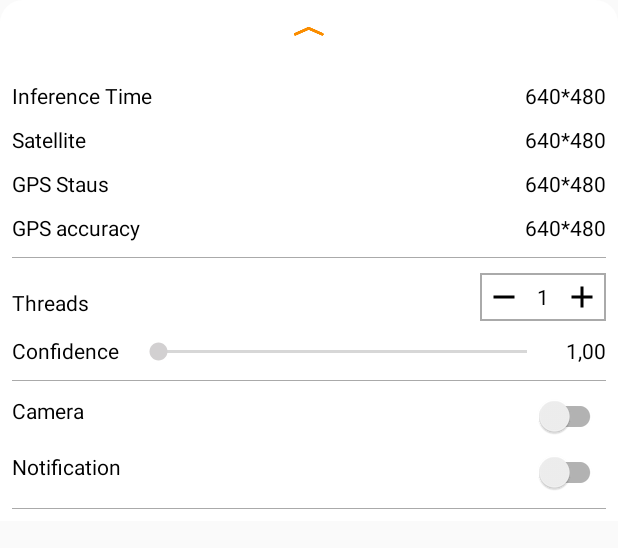
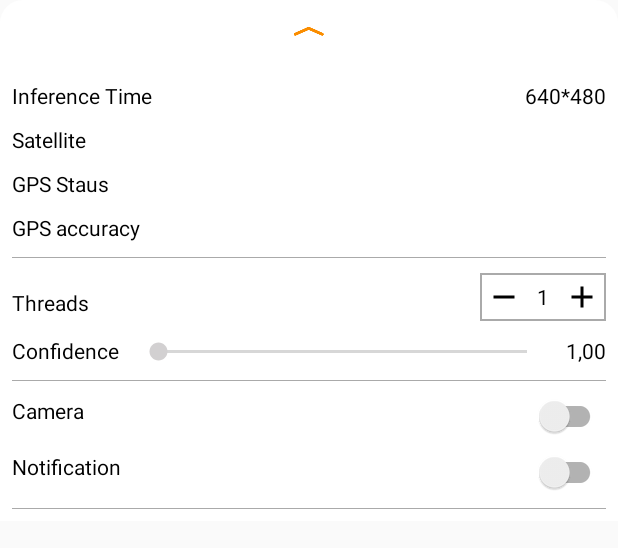
Before and after one commit to VladYatsenko/car-assistant-android, an Android app: the layout layout_bottom_sheet.xml on its own in the app's theme, with its tools: preview values and no code run, on a phone screen of 412 x 824 dp. Shown: the top 548 px of the screen. Run offline under Robolectric (Android 15) with nearby library versions, the phone set to English and light mode, and no system bars.

Commit message:
minor ui fix

```diff
--- a/app/src/main/res/layout/layout_bottom_sheet.xml
+++ b/app/src/main/res/layout/layout_bottom_sheet.xml
@@ -78,7 +78,6 @@
     </LinearLayout>
 
 
-
     <LinearLayout
         android:layout_width="match_parent"
         android:layout_height="wrap_content"
@@ -121,7 +120,7 @@
             android:layout_height="wrap_content"
             android:layout_marginTop="10dp"
             android:gravity="right"
-            android:text="640*480"
+            android:text=""
             android:textColor="@android:color/black" />
     </LinearLayout>
 
@@ -144,7 +143,7 @@
             android:layout_height="wrap_content"
             android:layout_marginTop="10dp"
             android:gravity="right"
-            android:text="640*480"
+            android:text=""
             android:textColor="@android:color/black" />
     </LinearLayout>
 
@@ -167,7 +166,7 @@
             android:layout_height="wrap_content"
             android:layout_marginTop="10dp"
             android:gravity="right"
-            android:text="640*480"
+            android:text=""
             android:textColor="@android:color/black" />
     </LinearLayout>
 
```
